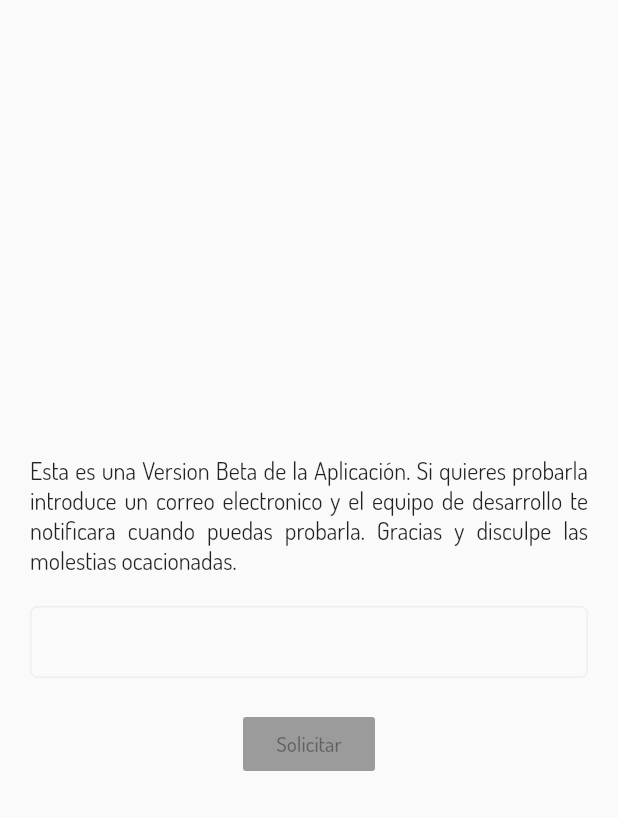
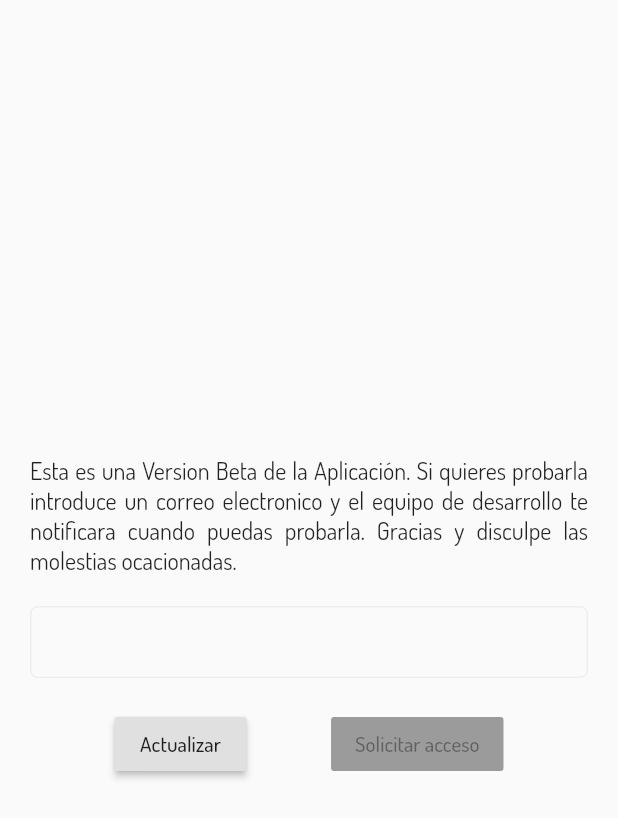
Before and after one commit to AndresitoStar/movie_search, a Flutter app: the screen it shows after launch, on a phone screen of 412 x 824 dp. Shown: the top 818 px of the screen. Run offline on Flutter 3.47's test engine with Material 2 defaults, Android fonts, the phone set to English and light mode, and no system bars; drawn by our look-alikes of reactive_forms; our stand-ins replace cached_network_image, carousel_slider, cool_alert, device_info, dio, easy_dynamic_theme and 10 more; missing offline and left inert: frino_icons; generated files the repository leaves out were written again; network calls fail.

Commit message:
Fixing splash

```diff
--- a/lib/modules/splash/splash_screen.dart
+++ b/lib/modules/splash/splash_screen.dart
@@ -45,6 +45,7 @@ class SplashScreen extends StatelessWidget {
             SizedBox(height: 20),
             ReactiveTextField(
               formControlName: 'email',
+              keyboardType: TextInputType.emailAddress,
               decoration: InputDecoration(
                 focusedBorder: OutlineInputBorder(
                   borderRadius: BorderRadius.circular(5.0),
@@ -89,11 +90,17 @@ class SplashScreen extends StatelessWidget {
               },
             ),
             SizedBox(height: 20),
-            ReactiveFormConsumer(
-              builder: (context, formGroup, child) => RaisedButton(
-                onPressed: formGroup.valid ? () => model.sendData() : null,
-                child: Text('Solicitar'),
-              ),
+            Row(
+              mainAxisAlignment: MainAxisAlignment.spaceEvenly,
+              children: [
+                RaisedButton(onPressed: () => model.validate(), child: Text('Actualizar')),
+                ReactiveFormConsumer(
+                  builder: (context, formGroup, child) => RaisedButton(
+                    onPressed: formGroup.valid ? () => model.sendData() : null,
+                    child: Text('Solicitar acceso'),
+                  ),
+                ),
+              ],
             ),
           ],
         ),
```
Also changed, not shown: lib/modules/splash/splash_service.dart (+5 -3 lines), lib/modules/splash/splash_viewmodel.dart (+6 -1 lines).
